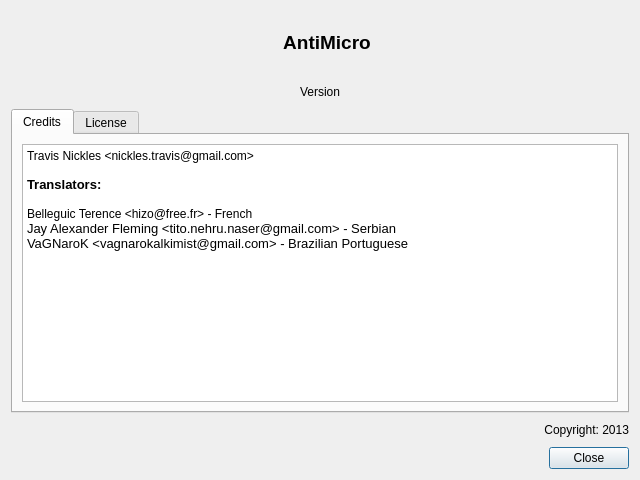
Before: the Qt Designer form src/aboutdialog.ui in AntiMicroX/antimicrox, drawn with Qt 5.
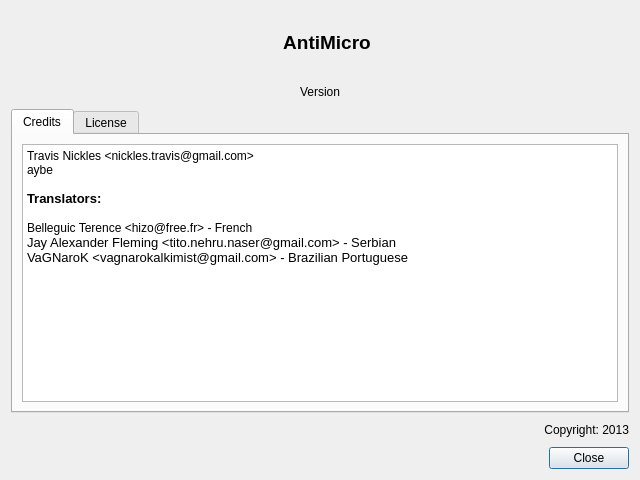
After: the same form once the commit is applied. The open tabs and pages were chosen to show the change. Icons and pictures are not drawn.

Commit message: Added aybe to README and About window. No email address currently.

```diff
--- a/src/aboutdialog.ui
+++ b/src/aboutdialog.ui
@@ -130,6 +130,7 @@
 p, li { white-space: pre-wrap; }
 &lt;/style&gt;&lt;/head&gt;&lt;body style=&quot; font-family:'Sans Serif'; font-size:10pt; font-weight:400; font-style:normal;&quot;&gt;
 &lt;p style=&quot; margin-top:0px; margin-bottom:0px; margin-left:0px; margin-right:0px; -qt-block-indent:0; text-indent:0px;&quot;&gt;&lt;span style=&quot; font-size:9pt;&quot;&gt;Travis Nickles &amp;lt;nickles.travis@gmail.com&amp;gt;&lt;/span&gt;&lt;/p&gt;
+&lt;p style=&quot; margin-top:0px; margin-bottom:0px; margin-left:0px; margin-right:0px; -qt-block-indent:0; text-indent:0px;&quot;&gt;&lt;span style=&quot; font-size:9pt;&quot;&gt;aybe&lt;/span&gt;&lt;/p&gt;
 &lt;p style=&quot;-qt-paragraph-type:empty; margin-top:0px; margin-bottom:0px; margin-left:0px; margin-right:0px; -qt-block-indent:0; text-indent:0px; font-size:9pt;&quot;&gt;&lt;br /&gt;&lt;/p&gt;
 &lt;p style=&quot; margin-top:0px; margin-bottom:0px; margin-left:0px; margin-right:0px; -qt-block-indent:0; text-indent:0px;&quot;&gt;&lt;span style=&quot; font-weight:600;&quot;&gt;Translators:&lt;/span&gt;&lt;/p&gt;
 &lt;p style=&quot;-qt-paragraph-type:empty; margin-top:0px; margin-bottom:0px; margin-left:0px; margin-right:0px; -qt-block-indent:0; text-indent:0px; font-weight:600;&quot;&gt;&lt;br /&gt;&lt;/p&gt;
```
Left out of the diff: 2 changed lines with no effect on the pictures. The commit also changes 1 other file.
